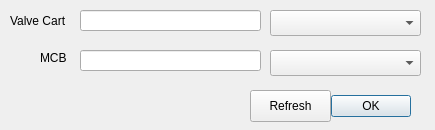
Above: src/MCC_GUI/qt/PortSel.ui from UVicRocketry/Hybrid-Controls-System before the change. Below: the same form after it.
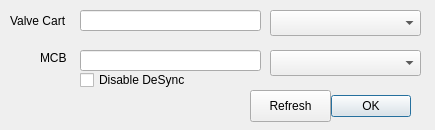
That is the form after the change.

Commit message: Added disable desync button

Patch:
```diff
--- a/src/MCC_GUI/qt/PortSel.ui
+++ b/src/MCC_GUI/qt/PortSel.ui
@@ -108,6 +108,19 @@
     <string>Refresh</string>
    </property>
   </widget>
+  <widget class="QCheckBox" name="disableDesyncBox">
+   <property name="geometry">
+    <rect>
+     <x>80</x>
+     <y>70</y>
+     <width>131</width>
+     <height>20</height>
+    </rect>
+   </property>
+   <property name="text">
+    <string>Disable DeSync</string>
+   </property>
+  </widget>
  </widget>
  <resources/>
  <connections>
```
The commit also changes 5 other files.
